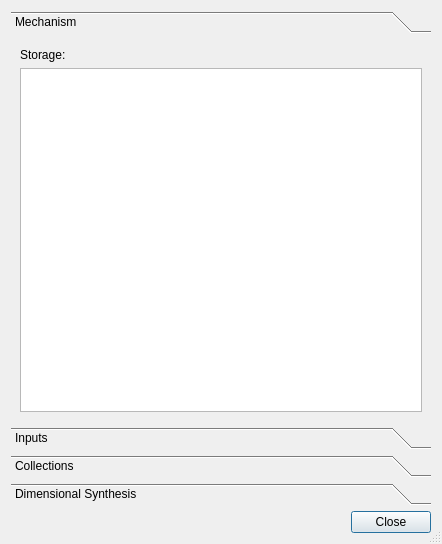
Above: pyslvs_ui/io/overview.ui from KmolYuan/Pyslvs-UI before the change. Below: the same form after it.
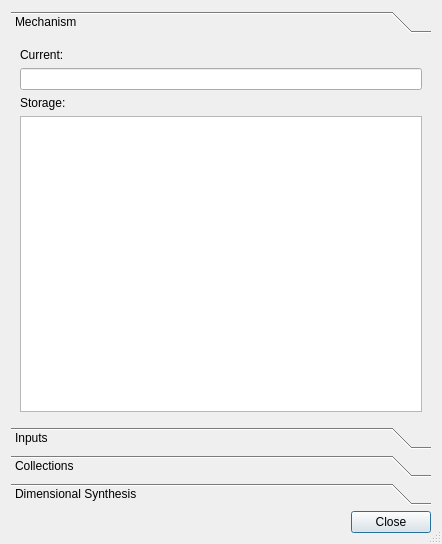
That is the form after the change. Icons and pictures are not drawn.

Commit message: Show the current mechanism in the overview dialog.  (github issue #25)

Diff of the .ui file:
```diff
--- a/pyslvs_ui/io/overview.ui
+++ b/pyslvs_ui/io/overview.ui
@@ -40,6 +40,20 @@
        <string>Mechanism</string>
       </attribute>
       <layout class="QVBoxLayout" name="verticalLayout_2">
+       <item>
+        <widget class="QLabel" name="main_expr_label">
+         <property name="text">
+          <string>Current:</string>
+         </property>
+        </widget>
+       </item>
+       <item>
+        <widget class="QLineEdit" name="main_expr">
+         <property name="readOnly">
+          <bool>true</bool>
+         </property>
+        </widget>
+       </item>
        <item>
         <widget class="QLabel" name="storage_label">
          <property name="text">
```
Left out of the diff: 14 changed lines with no effect on the pictures. The commit also changes 31 other files.
